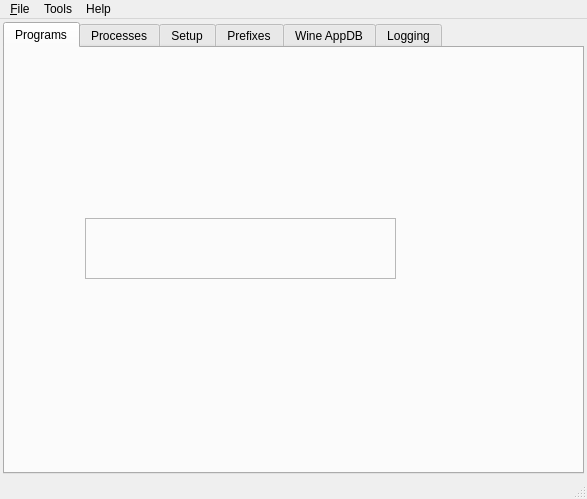
This is src/q4wine-gui/uis/MainWindow.ui in brezerk/q4wine as Qt 5 draws it before an edit. The edited form follows.
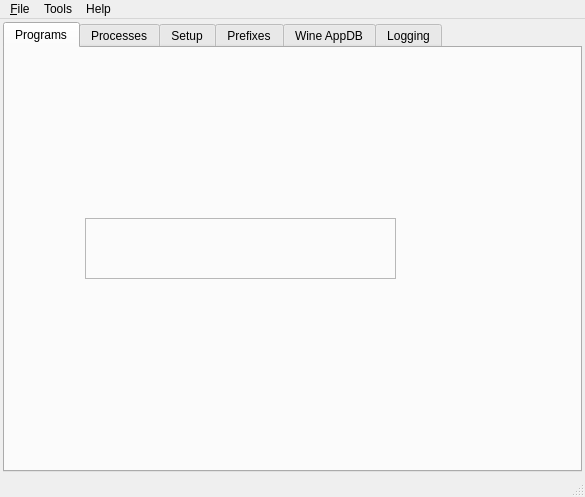
This is the edited form. Icons and pictures are not drawn.

The edit to the form file:
```diff
--- a/src/q4wine-gui/uis/MainWindow.ui
+++ b/src/q4wine-gui/uis/MainWindow.ui
@@ -7,8 +7,8 @@
    <rect>
     <x>0</x>
     <y>0</y>
-    <width>587</width>
-    <height>499</height>
+    <width>585</width>
+    <height>497</height>
    </rect>
   </property>
   <property name="windowTitle">
@@ -188,8 +188,8 @@
     <rect>
      <x>0</x>
      <y>0</y>
-     <width>587</width>
-     <height>24</height>
+     <width>585</width>
+     <height>25</height>
     </rect>
    </property>
    <widget class="QMenu" name="menu_File">
```
Left out of the diff: 5 changed lines with no effect on the pictures.
